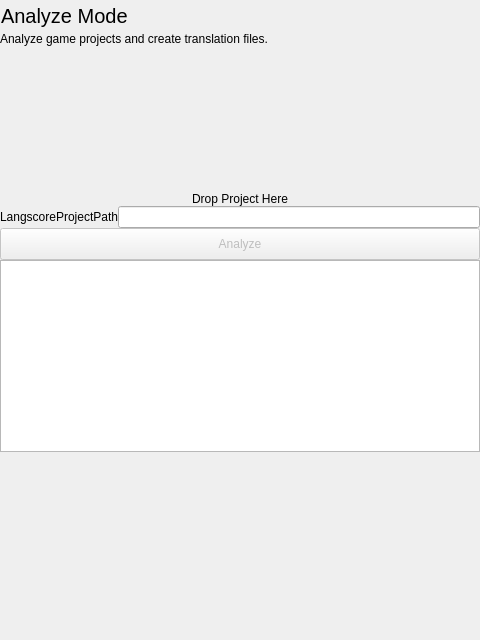
MUkoutyan/langscore-app, file src/ui/MainComponent.ui: the form before one commit.
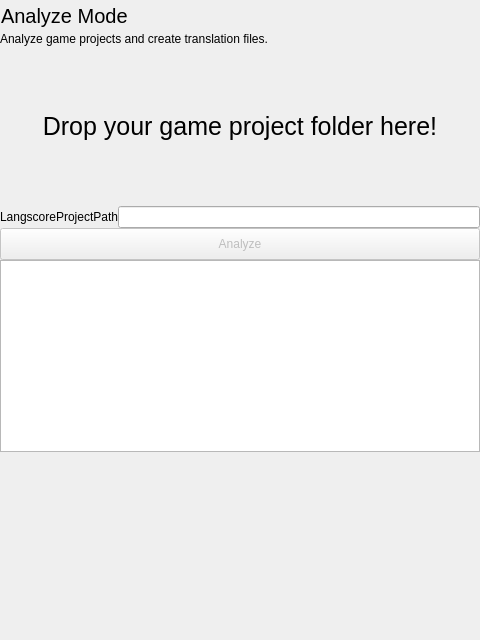
The form after the commit.

What changed in the file:
```diff
--- a/src/ui/MainComponent.ui
+++ b/src/ui/MainComponent.ui
@@ -103,14 +103,32 @@
        </item>
        <item>
         <widget class="QLabel" name="label">
+         <property name="font">
+          <font>
+           <pointsize>19</pointsize>
+          </font>
+         </property>
          <property name="text">
-          <string>Drop Project Here</string>
+          <string>Drop your game project folder here!</string>
          </property>
          <property name="alignment">
           <set>Qt::AlignCenter</set>
          </property>
         </widget>
        </item>
+       <item>
+        <spacer name="verticalSpacer">
+         <property name="orientation">
+          <enum>Qt::Vertical</enum>
+         </property>
+         <property name="sizeHint" stdset="0">
+          <size>
+           <width>20</width>
+           <height>40</height>
+          </size>
+         </property>
+        </spacer>
+       </item>
        <item>
         <layout class="QHBoxLayout" name="horizontalLayout">
          <item>
```
